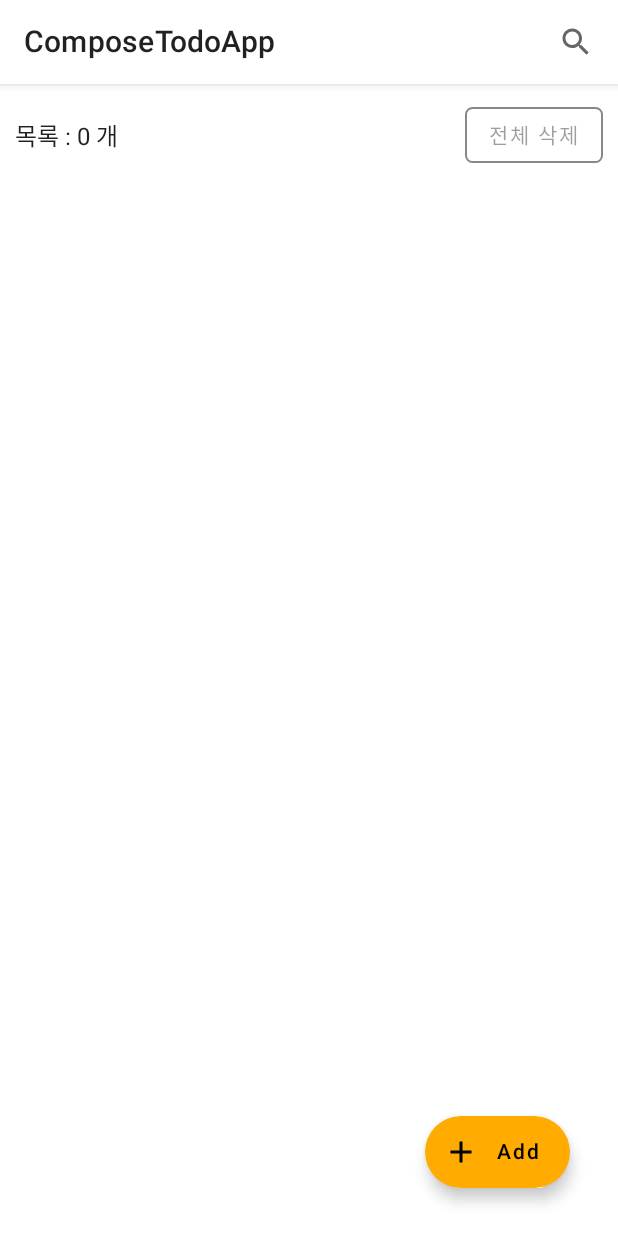
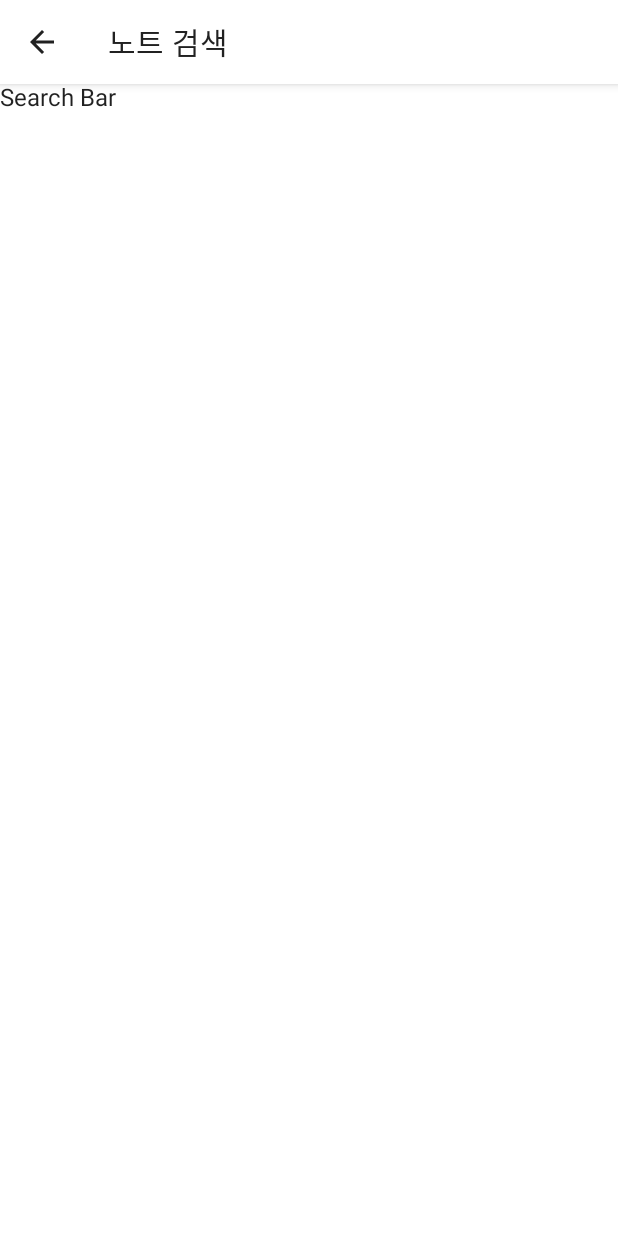
Before and after one commit to narvis2/ComposeTodoApp, an Android app built with Jetpack Compose: the screen it shows after launch (MainActivity), after a tap on "Search", on a phone screen of 412 x 824 dp. Run offline under Robolectric (Android 15) with nearby library versions, the phone set to English and light mode, and no system bars; our stand-ins replace Dagger/Hilt's generated code, Room's generated code, Timber.

Commit message:
노트 검색 기능 추가
## 🍎 노트 검색 기능 추가
### 1. NoteSearchScreen 생성 및 Navigation 등록
- ✔️ NoteSearchScreen 생성
- ✔️ NoteSearchScreen TopAppBar 설정 완료
- ✔️ NoteSearchScreen Navigation Graph 에 등록 완료
- ✔️ NoteScreen -> NoteSearchScreen 으로 이동하는 Click Event 추가

### 2. Note Database Query 문 추가
- `Note Database` 에 like Query 문을 사용하여 조회하는 Query 문 추가

```diff
--- /dev/null
+++ b/app/src/main/java/com/example/composetodoapp/presentation/components/NoteSearchComponents.kt
@@ -0,0 +1,9 @@
+package com.example.composetodoapp.presentation.components
+
+import androidx.compose.material.Text
+import androidx.compose.runtime.Composable
+
+@Composable
+fun NoteSearchBar() {
+    Text(text = "Search Bar")
+}
--- a/app/src/main/java/com/example/composetodoapp/presentation/navigation/NavigationType.kt
+++ b/app/src/main/java/com/example/composetodoapp/presentation/navigation/NavigationType.kt
@@ -4,5 +4,6 @@ enum class NavigationType {
     HOME_SCREEN,
     DETAIL_SCREEN,
     CUSTOM_DIALOG,
-    WRITE_SCREEN
+    WRITE_SCREEN,
+    SEARCH_SCREEN
 }
--- a/app/src/main/java/com/example/composetodoapp/presentation/navigation/NoteNavigation.kt
+++ b/app/src/main/java/com/example/composetodoapp/presentation/navigation/NoteNavigation.kt
@@ -14,6 +14,7 @@ import com.example.composetodoapp.R
 import com.example.composetodoapp.presentation.components.CustomDialog
 import com.example.composetodoapp.presentation.screen.NoteDetailScreen
 import com.example.composetodoapp.presentation.screen.NoteScreen
+import com.example.composetodoapp.presentation.screen.NoteSearchScreen
 import com.example.composetodoapp.presentation.screen.NoteWriteScreen
 import com.example.composetodoapp.presentation.ui.NoteViewModel
 import kotlinx.coroutines.CoroutineScope
@@ -78,6 +79,12 @@ fun NoteNavigation(viewModel: NoteViewModel, coroutineScope: CoroutineScope) {
             )
         }
 
+        composable(
+            route = NavigationType.SEARCH_SCREEN.name
+        ) {
+            NoteSearchScreen(navController = navController)
+        }
+
         dialog(
             route = NavigationType.CUSTOM_DIALOG.name,
             dialogProperties = DialogProperties(
--- a/app/src/main/java/com/example/composetodoapp/presentation/screen/NoteScreen.kt
+++ b/app/src/main/java/com/example/composetodoapp/presentation/screen/NoteScreen.kt
@@ -38,7 +38,9 @@ fun NoteScreen(
                     Text(text = stringResource(id = R.string.app_name))
                 },
                 actions = {
-                    IconButton(onClick = { /*TODO: 노트 찾기 페이지로 이동*/ }) {
+                    IconButton(
+                        onClick = { navController.navigate(route = NavigationType.SEARCH_SCREEN.name) }
+                    ) {
                         Icon(imageVector = Icons.Default.Search, contentDescription = "Search")
                     }
                 },
--- /dev/null
+++ b/app/src/main/java/com/example/composetodoapp/presentation/screen/NoteSearchScreen.kt
@@ -0,0 +1,34 @@
+package com.example.composetodoapp.presentation.screen
+
+import androidx.compose.material.*
+import androidx.compose.material.icons.Icons
+import androidx.compose.material.icons.filled.ArrowBack
+import androidx.compose.runtime.Composable
+import androidx.compose.ui.graphics.Color
+import androidx.compose.ui.res.stringResource
+import androidx.compose.ui.tooling.preview.Preview
+import androidx.navigation.NavController
+import com.example.composetodoapp.R
+import com.example.composetodoapp.presentation.components.NoteSearchBar
+
+@Composable
+fun NoteSearchScreen(navController: NavController) {
+    Scaffold(topBar = {
+        TopAppBar(
+            backgroundColor = Color.White,
+            title = { Text(text = stringResource(id = R.string.note_search)) },
+            navigationIcon = {
+                IconButton(onClick = { navController.popBackStack() }) {
+                    Icon(imageVector = Icons.Default.ArrowBack, contentDescription = "Back")
+                }
+            })
+    }) {
+        NoteSearchBar()
+    }
+}
+
+@Preview
+@Composable
+fun NoteSearchPreview() {
+
+}
--- a/app/src/main/res/values/strings.xml
+++ b/app/src/main/res/values/strings.xml
@@ -15,4 +15,5 @@
     <string name="note_write_description_helper">내용을 입력해 주세요.</string>
     <string name="note_write_title_helper">제목을 입력해 주세요.</string>
     <string name="note_write_description_length">%1$d/250</string>
+    <string name="note_search">노트 검색</string>
 </resources>
```
